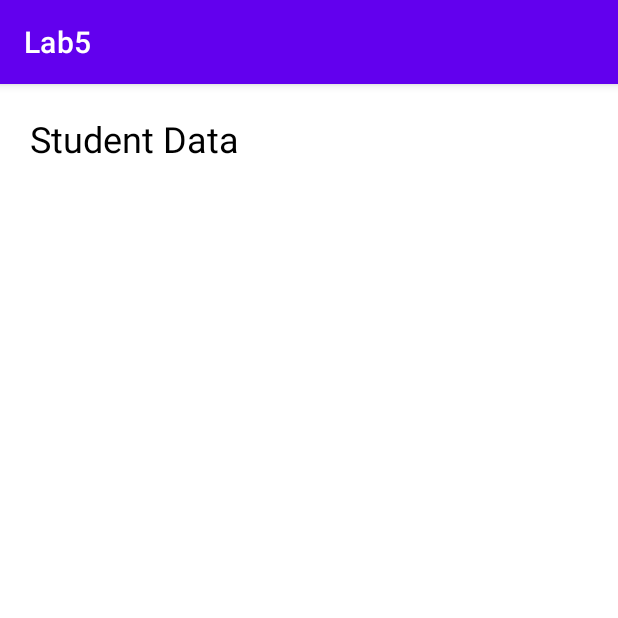
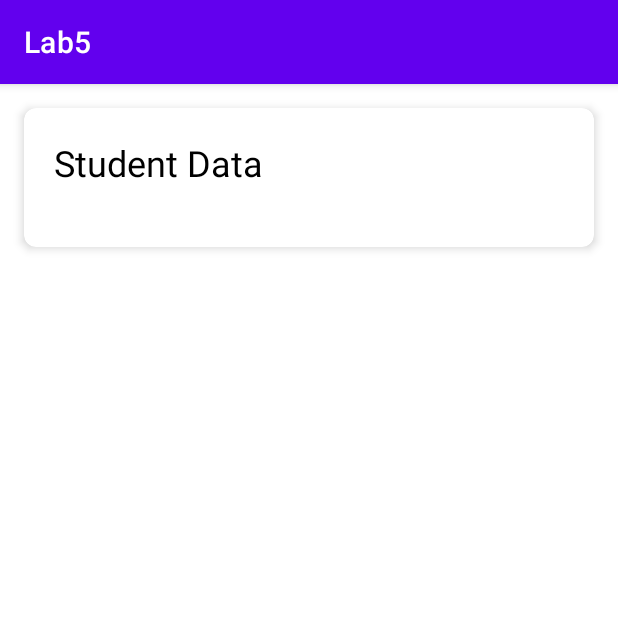
Before and after one commit to sharjeel-siddiqui12/dive-into-mobile-application-development, an Android app built with Jetpack Compose: the L5xercise1_Display screen opened directly, with no data from a screen before it, on a phone screen of 412 x 824 dp, the top half of it. Run offline under Robolectric (Android 15) with nearby library versions, the phone set to English and light mode, and no system bars.

Commit message:
lab 5 completed

```diff
--- a/app/src/main/res/layout/activity_l5exercise1.xml
+++ b/app/src/main/res/layout/activity_l5exercise1.xml
@@ -2,7 +2,7 @@
 <ScrollView xmlns:android="http://schemas.android.com/apk/res/android"
     android:layout_width="match_parent"
     android:layout_height="match_parent"
-    android:background="#B2DFDB"
+    android:background="@color/light_blue"
     android:padding="20dp">
 
     <LinearLayout
--- a/app/src/main/res/layout/activity_l5xercise1_display.xml
+++ b/app/src/main/res/layout/activity_l5xercise1_display.xml
@@ -1,7 +1,16 @@
 <?xml version="1.0" encoding="utf-8"?>
-<LinearLayout xmlns:android="http://schemas.android.com/apk/res/android"
+<androidx.cardview.widget.CardView
+    xmlns:android="http://schemas.android.com/apk/res/android"
+    xmlns:card_view="http://schemas.android.com/apk/res-auto"
     android:layout_width="match_parent"
-    android:layout_height="match_parent"
+    android:layout_height="wrap_content"
+    android:layout_margin="16dp"
+    card_view:cardCornerRadius="8dp"
+    card_view:cardElevation="4dp">
+
+    <LinearLayout
+        android:layout_width="match_parent"
+        android:layout_height="wrap_content"
         android:orientation="vertical"
         android:padding="20dp">
 
@@ -16,3 +25,4 @@
             android:layout_marginBottom="20dp" />
 
     </LinearLayout>
+</androidx.cardview.widget.CardView>
--- a/app/src/main/res/values/colors.xml
+++ b/app/src/main/res/values/colors.xml
@@ -13,4 +13,5 @@
     <color name="colorAccent">#009688</color> <!-- Primary color for the button -->
     <color name="colorButtonPressed">#00574B</color>
     <color name="colorLightGreen">#78FF64</color>
+    <color name="light_blue">#D2EFFF</color>
 </resources>
```
Lines whose indentation alone changed are shown as unchanged.
